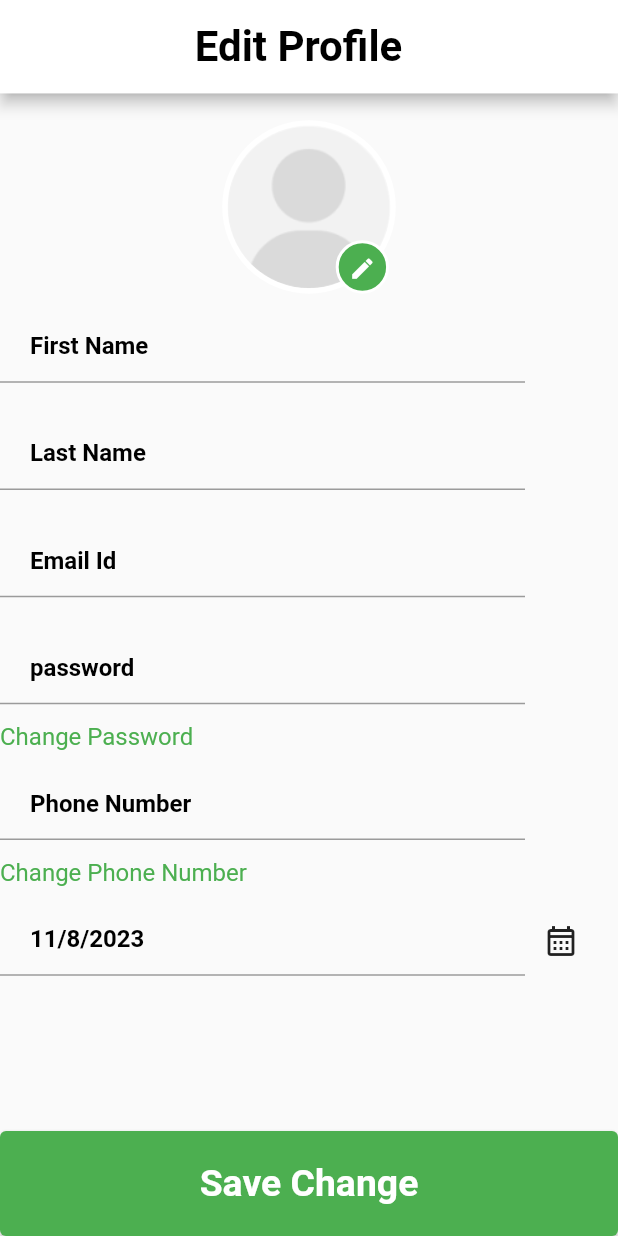
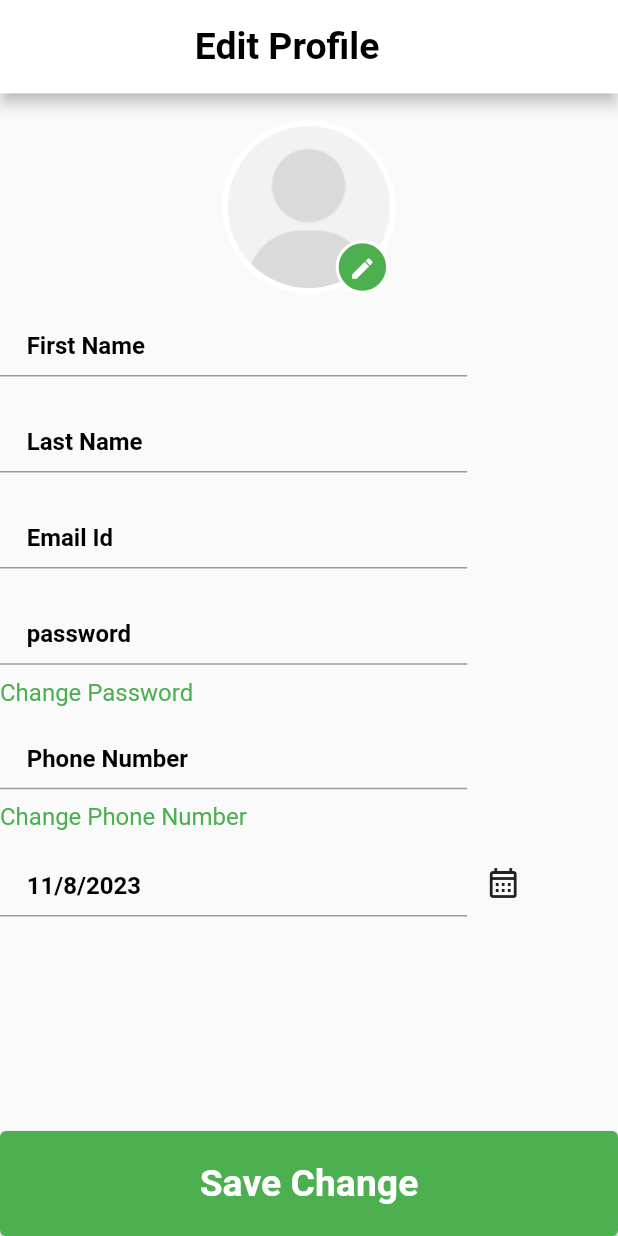
Before and after one commit to LET-BE-X/Givegi, a Flutter app: the EditProfile screen opened directly, on a phone screen of 412 x 824 dp. Run offline on Flutter 3.47's test engine with Material 2 defaults, Android fonts, the phone set to English and light mode, and no system bars; our stand-ins replace carousel_slider, curved_navigation_bar, flutter_screenutil, flutter_svg, gap, get and 2 more; missing offline and left inert: flutter_osm_plugin, flutter_verification_code.

Commit message:
minor chnage

```diff
--- a/lib/view/ProfileScreen/Screens/Edit_Profile.dart
+++ b/lib/view/ProfileScreen/Screens/Edit_Profile.dart
@@ -31,10 +31,10 @@ class _EditProfileState extends State<EditProfile> {
           title: Row(
             children: [
               Gap(65.h),
-              const Text(
+               Text(
                 "Edit Profile",
                 style: TextStyle(
-                    fontSize: 28,
+                    fontSize: 28.h,
                     color: Colors.black,
                     fontWeight: FontWeight.w600),
               ),
--- a/lib/view/ProfileScreen/Widgets/customtextbox.dart
+++ b/lib/view/ProfileScreen/Widgets/customtextbox.dart
@@ -2,13 +2,14 @@
 
 import 'package:flutter/cupertino.dart';
 import 'package:flutter/material.dart';
+import 'package:flutter_screenutil/flutter_screenutil.dart';
 import 'package:velocity_x/velocity_x.dart';
 
 Widget customtextbox({String? hint, controller, ispass, type, Widget? widget}) {
   return Column(
     crossAxisAlignment: CrossAxisAlignment.start,
     children: [
-      7.heightBox,
+      7.h.heightBox,
       Row(
         children: [
           TextFormField(
@@ -17,11 +18,11 @@ Widget customtextbox({String? hint, controller, ispass, type, Widget? widget}) {
             controller: controller,
 
             decoration: InputDecoration(
-              contentPadding: EdgeInsets.only(left: 20, right: 20),
-              constraints: BoxConstraints.expand(width: 350, height: 50),
-              labelStyle:
+              contentPadding: EdgeInsets.only(left: 20.h, right: 20.h),
+              constraints: BoxConstraints.expand(width: 350.h, height: 50.h),
+              hintStyle:
                   TextStyle(fontWeight: FontWeight.w600, color: Colors.black),
-              labelText: hint,
+              hintText: hint,
               fillColor: Colors.black,
               focusColor: Colors.black,
             ),
@@ -33,7 +34,7 @@ Widget customtextbox({String? hint, controller, ispass, type, Widget? widget}) {
                 )
         ],
       ),
-      10.heightBox
+      10.h.heightBox
     ],
   );
 }
--- a/lib/view/ProfileScreen/Widgets/profile_widgits.dart
+++ b/lib/view/ProfileScreen/Widgets/profile_widgits.dart
@@ -92,14 +92,14 @@ class Profilephoto extends StatelessWidget {
                   height: 2.h,
                 ),
                 Text(
-                  "Username",
+                  "Demo user",
                   style: TextStyle(fontSize: 18.h,fontWeight: FontWeight.w700),
                 ),
                 SizedBox(
                   height: 10.h,
                 ),
                 Text(
-                  "9811000000",style: TextStyle(fontSize: 14.h),
+                  "demo123@gmail.com",style: TextStyle(fontSize: 12.h),
 
                 )
               ],
```
